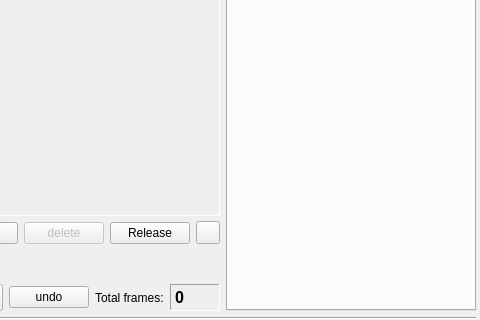
pfedick/openstopmotion, file gui/stopmocap.ui: the form before one commit; both pictures show x 655 to 1135 and y 625 to 945 of the 1135 by 945 pixel window.
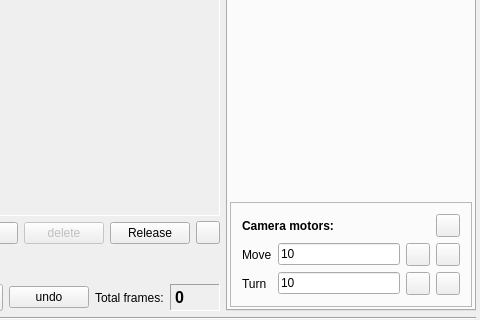
The form after the commit. Icons and pictures are not drawn. Custom widgets are drawn as their Qt base class.

The edit to the form file:
```diff
--- a/gui/stopmocap.ui
+++ b/gui/stopmocap.ui
@@ -858,6 +858,155 @@
            </property>
           </spacer>
          </item>
+         <item>
+          <widget class="QFrame" name="frameMotors">
+           <property name="frameShape">
+            <enum>QFrame::StyledPanel</enum>
+           </property>
+           <property name="frameShadow">
+            <enum>QFrame::Raised</enum>
+           </property>
+           <layout class="QVBoxLayout" name="verticalLayout_14">
+            <item>
+             <layout class="QHBoxLayout" name="horizontalLayout_15">
+              <item>
+               <widget class="QLabel" name="label_14">
+                <property name="font">
+                 <font>
+                  <weight>75</weight>
+                  <bold>true</bold>
+                 </font>
+                </property>
+                <property name="text">
+                 <string>Camera motors:</string>
+                </property>
+               </widget>
+              </item>
+              <item>
+               <spacer name="horizontalSpacer_9">
+                <property name="orientation">
+                 <enum>Qt::Horizontal</enum>
+                </property>
+                <property name="sizeHint" stdset="0">
+                 <size>
+                  <width>40</width>
+                  <height>20</height>
+                 </size>
+                </property>
+               </spacer>
+              </item>
+              <item>
+               <widget class="QToolButton" name="toolButton">
+                <property name="text">
+                 <string/>
+                </property>
+               </widget>
+              </item>
+             </layout>
+            </item>
+            <item>
+             <layout class="QGridLayout" name="gridLayout_2">
+              <item row="1" column="0">
+               <widget class="QLabel" name="label_28">
+                <property name="text">
+                 <string>Turn</string>
+                </property>
+               </widget>
+              </item>
+              <item row="1" column="1">
+               <widget class="QLineEdit" name="motorTurnSteps">
+                <property name="text">
+                 <string>10</string>
+                </property>
+               </widget>
+              </item>
+              <item row="0" column="0">
+               <widget class="QLabel" name="label_24">
+                <property name="text">
+                 <string>Move</string>
+                </property>
+               </widget>
+              </item>
+              <item row="0" column="3">
+               <widget class="QToolButton" name="motorMoveRight">
+                <property name="text">
+                 <string/>
+                </property>
+                <property name="icon">
+                 <iconset resource="../resources.qrc">
+                  <normaloff>:/icons/resources/media-seek-forward.png</normaloff>:/icons/resources/media-seek-forward.png</iconset>
+                </property>
+                <property name="iconSize">
+                 <size>
+                  <width>16</width>
+                  <height>16</height>
+                 </size>
+                </property>
+               </widget>
+              </item>
+              <item row="1" column="2">
+               <widget class="QToolButton" name="motorTurnLeft">
+                <property name="text">
+                 <string/>
+                </property>
+                <property name="icon">
+                 <iconset resource="../resources.qrc">
+                  <normaloff>:/icons/resources/media-seek-backward.png</normaloff>:/icons/resources/media-seek-backward.png</iconset>
+                </property>
+                <property name="iconSize">
+                 <size>
+                  <width>16</width>
+                  <height>16</height>
+                 </size>
+                </property>
+               </widget>
+              </item>
+              <item row="0" column="2">
+               <widget class="QToolButton" name="motorMoveLeft">
+                <property name="text">
+                 <string/>
+                </property>
+                <property name="icon">
+                 <iconset resource="../resources.qrc">
+                  <normaloff>:/icons/resources/media-seek-backward.png</normaloff>:/icons/resources/media-seek-backward.png</iconset>
+                </property>
+                <property name="iconSize">
+                 <size>
+                  <width>16</width>
+                  <height>16</height>
+                 </size>
+                </property>
+               </widget>
+              </item>
+              <item row="0" column="1">
+               <widget class="QLineEdit" name="motorMoveSteps">
+                <property name="text">
+                 <string>10</string>
+                </property>
+               </widget>
+              </item>
+              <item row="1" column="3">
+               <widget class="QToolButton" name="motorTurnRight">
+                <property name="text">
+                 <string/>
+                </property>
+                <property name="icon">
+                 <iconset resource="../resources.qrc">
+                  <normaloff>:/icons/resources/media-seek-forward.png</normaloff>:/icons/resources/media-seek-forward.png</iconset>
+                </property>
+                <property name="iconSize">
+                 <size>
+                  <width>16</width>
+                  <height>16</height>
+                 </size>
+                </property>
+               </widget>
+              </item>
+             </layout>
+            </item>
+           </layout>
+          </widget>
+         </item>
         </layout>
        </widget>
        <widget class="QWidget" name="chromaTab">
```
Left out of the diff: 22 changed lines with no effect on the pictures.
